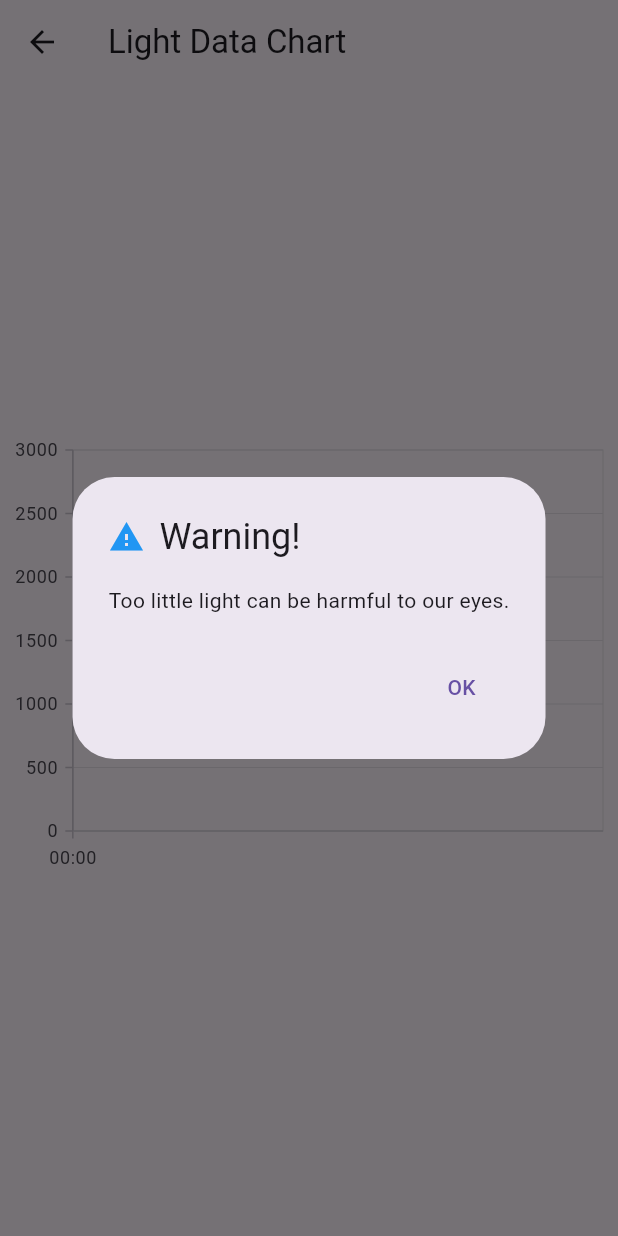
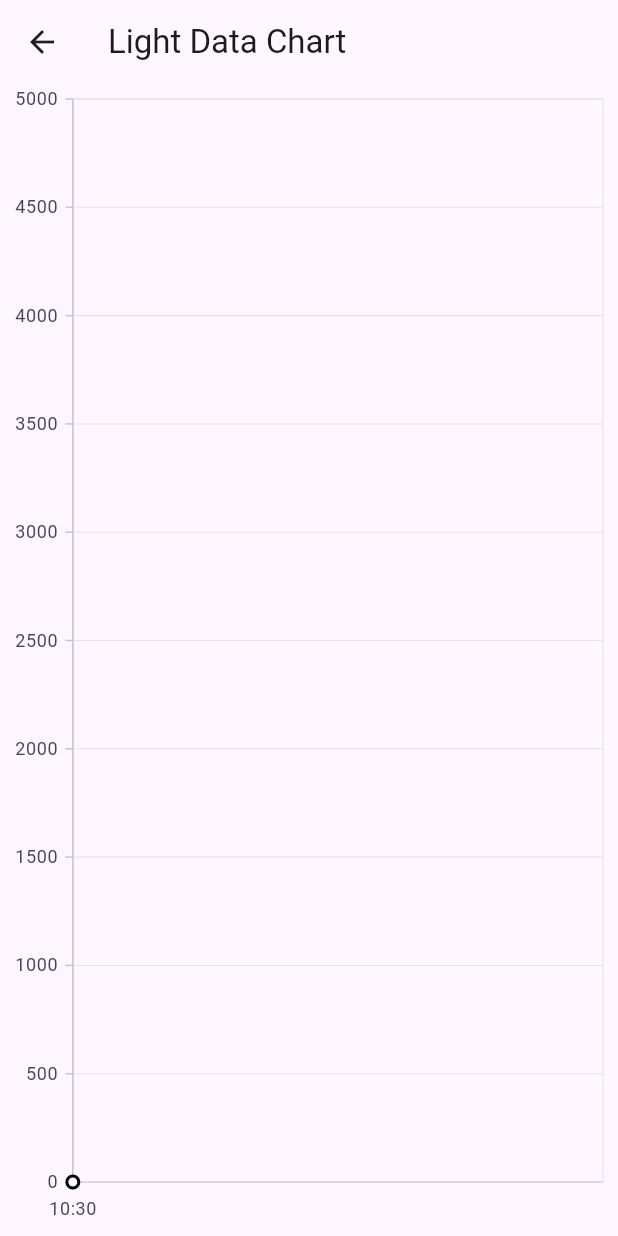
Before and after one commit to Ilysse200/smart_home_system, a Flutter app: the LightChartScreen screen opened directly, on a phone screen of 412 x 824 dp. Run offline on Flutter 3.47's test engine with Material 3 defaults, Android fonts, the light colour scheme and no system bars; our stand-ins replace flutter_local_notifications, google_maps_flutter, location, sensors_plus, syncfusion_flutter_charts; missing offline and left inert: flutter_polyline_points, light_sensor.

Commit message:
changed the graph of light sensor

```diff
--- /dev/null
+++ b/lib/Widgets/Screen/pop_screen.dart
@@ -0,0 +1,31 @@
+import 'package:flutter/material.dart';
+
+class LightPopupHandler {
+  static void showPopup(BuildContext context, double intensity) {
+    if (intensity >= 4700.0) {
+      _showAlert(context, 'Warning!', 'Too much brightness can be harmful to your eyes.');
+    } else if (intensity <= 10.0) {
+      _showAlert(context, 'Warning!', 'Too little light can be harmful to your eyes.');
+    }
+  }
+
+  static void _showAlert(BuildContext context, String title, String message) {
+    showDialog(
+      context: context,
+      builder: (context) {
+        return AlertDialog(
+          title: Text(title),
+          content: Text(message),
+          actions: [
+            TextButton(
+              onPressed: () {
+                Navigator.of(context).pop();
+              },
+              child: Text('OK'),
+            ),
+          ],
+        );
+      },
+    );
+  }
+}
--- a/lib/Widgets/homePage.dart
+++ b/lib/Widgets/homePage.dart
@@ -80,7 +80,7 @@ class _HomePageState extends State<HomePage>
               leading: const Icon(Icons.graphic_eq, color: Colors.black), // Light graph icon
               title: const Text('Visual Indicators', style: TextStyle(color: Colors.black)),
               onTap: () {
-                Navigator.push(context, MaterialPageRoute(builder: (context) => l.LightChartScreen(globalLightData, LightData: null,),
+                Navigator.push(context, MaterialPageRoute(builder: (context) => l.LightChartScreen(globalLightData),
                 ));
               },
             ),
--- a/lib/Widgets/light_chart_screen.dart
+++ b/lib/Widgets/light_chart_screen.dart
@@ -2,25 +2,26 @@ import 'package:flutter/material.dart';
 import 'package:syncfusion_flutter_charts/charts.dart';
 import 'dart:async';
 
-class LightChartScreen extends StatelessWidget {
+class LightChartScreen extends StatefulWidget {
   final List<LightData> lightData;
 
-  LightChartScreen(this.lightData, {required LightData});
+  LightChartScreen(this.lightData);
+
+  @override
+  _LightChartScreenState createState() => _LightChartScreenState();
+}
+
+class _LightChartScreenState extends State<LightChartScreen> {
+  late TooltipBehavior _tooltipBehavior;
+
+  @override
+  void initState() {
+    super.initState();
+    _tooltipBehavior = TooltipBehavior(enable: true);
+  }
 
   @override
   Widget build(BuildContext context) {
-    double latestIntensity = lightData.isNotEmpty ? lightData.last.intensity : 0;
-
-    Color _getLineColor(double intensity) {
-      if (intensity >= 2000.0) {
-        return Colors.red;
-      } else if (intensity >= 500.0) {
-        return Colors.pink;
-      } else {
-        return Colors.black;
-      }
-    }
-
     return Scaffold(
       appBar: AppBar(
         title: Text('Light Data Chart'),
@@ -29,60 +30,37 @@ class LightChartScreen extends StatelessWidget {
         child: Column(
           mainAxisAlignment: MainAxisAlignment.center,
           children: [
-            Container(
-              width: double.infinity,
-              height: 300,
+            Expanded(
               child: SfCartesianChart(
                 primaryXAxis: DateTimeAxis(),
-                primaryYAxis: NumericAxis(minimum: 0, maximum: 3000),
+                primaryYAxis: NumericAxis(minimum: 0, maximum: 5000),
+                tooltipBehavior: _tooltipBehavior,
                 series: <CartesianSeries>[
                   LineSeries<LightData, DateTime>(
-                    dataSource: lightData,
+                    dataSource: widget.lightData.isNotEmpty ? widget.lightData : [LightData(DateTime.now(), 0)],
                     xValueMapper: (LightData data, _) => data.time,
                     yValueMapper: (LightData data, _) => data.intensity,
-                    color: _getLineColor(latestIntensity),
+                    color: widget.lightData.isNotEmpty ? getColorForValue(widget.lightData.last.intensity) : Colors.black,
+                    width: 2,
+                    markerSettings: MarkerSettings(isVisible: true),
                   ),
                 ],
               ),
             ),
-            if (latestIntensity >= 2000.0)
-              _buildAlertBox(context, 'Warning!', 'Too much brightness can be harmful to our eyes.', Icons.warning, Colors.red),
-            if (latestIntensity <= 500.0)
-              _buildAlertBox(context, 'Warning!', 'Too little light can be harmful to our eyes.', Icons.warning, Colors.blue),
           ],
         ),
       ),
     );
   }
 
-  Widget _buildAlertBox(BuildContext context, String title, String message, IconData icon, Color iconColor) {
-    WidgetsBinding.instance.addPostFrameCallback((_) {
-      showDialog(
-        context: context,
-        builder: (context) {
-          return AlertDialog(
-            title: Row(
-              children: [
-                Icon(icon, color: iconColor),
-                SizedBox(width: 10),
-                Text(title),
-              ],
-            ),
-            content: Text(message),
-            actions: [
-              TextButton(
-                onPressed: () {
-                  Navigator.of(context).pop();
-                },
-                child: Text('OK'),
-              ),
-            ],
-          );
-        },
-      );
-    });
-
-    return SizedBox.shrink();
+  Color getColorForValue(double intensity) {
+    if (intensity > 4000) {
+      return Colors.red; // High intensity
+    } else if (intensity > 1000) {
+      return Colors.orange; // Moderate intensity
+    } else {
+      return Colors.green; // Low intensity
+    }
   }
 }
 
```
